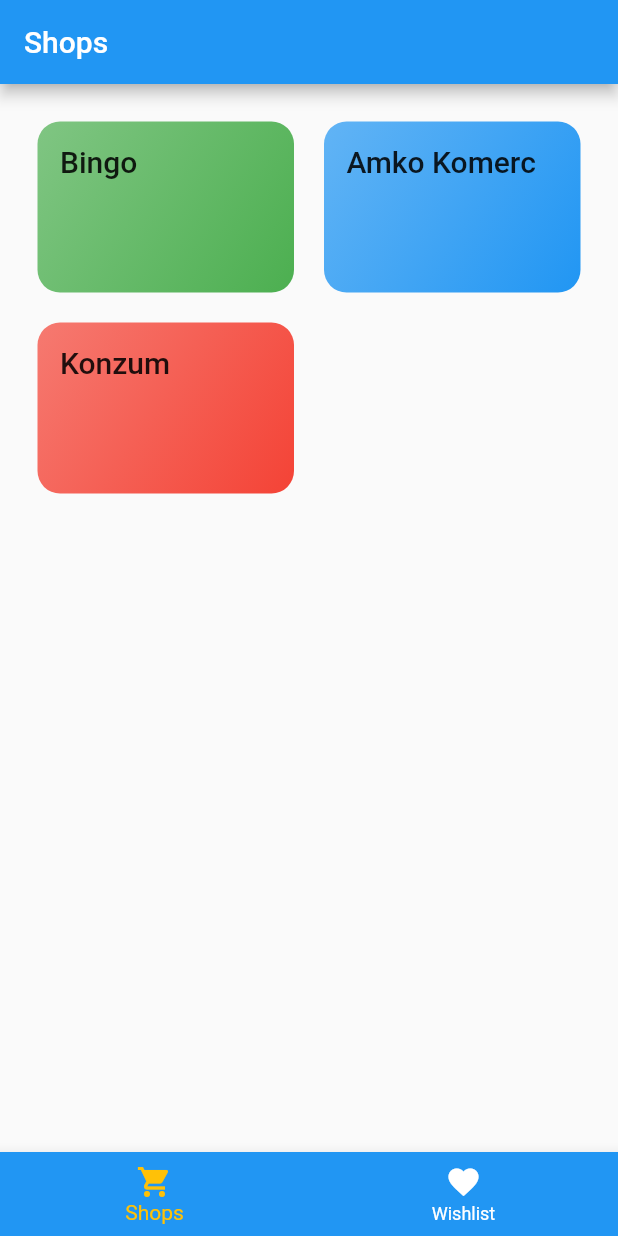
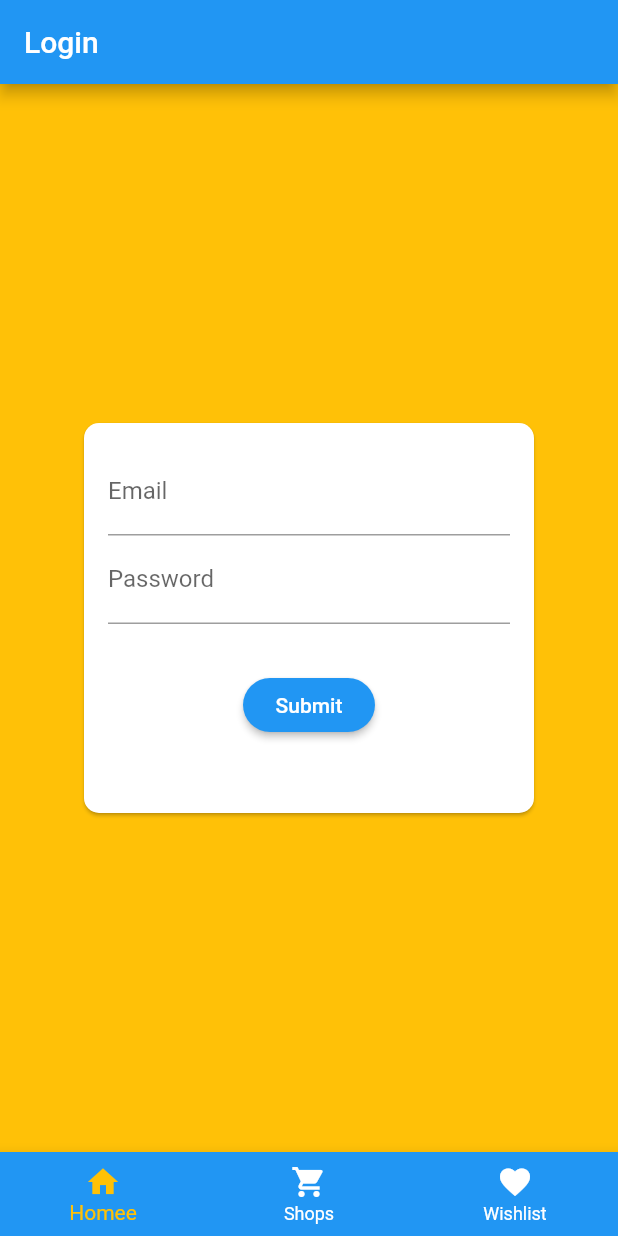
Before and after one commit to nejlaban/granapp, a Flutter app: the screen it shows after launch, on a phone screen of 412 x 824 dp. Run offline on Flutter 3.47's test engine with Material 2 defaults, Android fonts, the phone set to English and light mode, and no system bars; key blocks and very long unbroken strings in the code were emptied for the run.

Commit message:
Add login screen

```diff
--- a/lib/main.dart
+++ b/lib/main.dart
@@ -1,3 +1,4 @@
+import 'package:GranApp/screens/home_screen.dart';
 import 'package:flutter/material.dart';
 import 'package:GranApp/dummy_data.dart';
 import 'package:GranApp/screens/product_detail_screen.dart';
@@ -6,6 +7,10 @@
 
 import 'screens/tabs_screen.dart';
 import 'models/product.dart';
+
+import 'Login.dart';
+
+import 'screens/login_screen.dart';
 
 void main() => runApp(MyApp());
 
--- /dev/null
+++ b/lib/screens/login_screen.dart
@@ -0,0 +1,78 @@
+import 'package:flutter/material.dart';
+
+class LoginScreen extends StatefulWidget {
+  @override
+  _LoginScreenState createState() => _LoginScreenState();
+}
+
+class _LoginScreenState extends State<LoginScreen> {
+  final GlobalKey<FormState> _formKey = GlobalKey();
+
+  void _submit() {}
+  @override
+  Widget build(BuildContext context) {
+    return Scaffold(
+      body: Stack(
+        children: <Widget>[
+          Container(
+            color: Colors.amber,
+          ),
+          Center(
+            child: Card(
+              shape: RoundedRectangleBorder(
+                  borderRadius: BorderRadius.circular(10.0)),
+              child: Container(
+                height: 260,
+                width: 300,
+                padding: EdgeInsets.all(16),
+                child: Form(
+                    key: _formKey,
+                    child: SingleChildScrollView(
+                      child: Column(
+                        children: <Widget>[
+                          TextFormField(
+                            decoration: InputDecoration(
+                              labelText: 'Email',
+                            ),
+                            keyboardType: TextInputType.emailAddress,
+                            validator: (value) {
+                              if (value.isEmpty || !value.contains('@'))
+                                return 'invalid email';
+                              return null;
+                            },
+                            onSaved: (value) {},
+                          ),
+                          TextFormField(
+                            decoration: InputDecoration(labelText: 'Password'),
+                            obscureText: true,
+                            validator: (value) {
+                              if (value.isEmpty || value.length <= 5)
+                                return 'invalid password';
+                              return null;
+                            },
+                            onSaved: (value) {},
+                          ),
+                          SizedBox(
+                            height: 30,
+                          ),
+                          RaisedButton(
+                            child: Text('Submit'),
+                            onPressed: () {
+                              _submit();
+                            },
+                            shape: RoundedRectangleBorder(
+                                borderRadius: BorderRadius.circular(30)),
+                            color: Colors.blue,
+                            textColor: Colors.white,
+                          )
+                        ],
+                      ),
+                    )),
+              ),
+            ),
+          )
+        ],
+      ),
+    );
+  }
+}
--- a/lib/screens/product_detail_screen.dart
+++ b/lib/screens/product_detail_screen.dart
@@ -92,7 +92,11 @@
         child: Icon(
           isOnWishlist(productId) ? Icons.add_circle : Icons.add_circle_outline,
         ),
-        onPressed: () => toggleWishlist(productId),
+        //   onPressed: () => toggleWishlist(productId),
+        onPressed: () {
+          toggleWishlist(productId);
+
+        },
       ),
     );
   }
--- a/lib/screens/tabs_screen.dart
+++ b/lib/screens/tabs_screen.dart
@@ -1,3 +1,5 @@
+import 'package:GranApp/screens/home_screen.dart';
+import 'package:GranApp/screens/login_screen.dart';
 import 'package:flutter/material.dart';
 
 import 'shops_screen.dart';
@@ -27,6 +29,7 @@
   @override
   initState() {
     _pages = [
+      {'page': LoginScreen(), 'title': 'Login'},
       {'page': ShopsScreen(), 'title': 'Shops'},
       {
         'page': WishlistScreen(widget.wishlistProducts),
@@ -59,6 +62,7 @@
         // type: BottomNavigationBarType.shifting,
 
         items: [
+          BottomNavigationBarItem(icon: Icon(Icons.home), title: Text('Homee')),
           BottomNavigationBarItem(
               icon: Icon(Icons.shopping_cart), title: Text('Shops')),
           BottomNavigationBarItem(
```
Also changed, not shown: lib/screens/home_screen.dart (added, +16 -0 lines).
